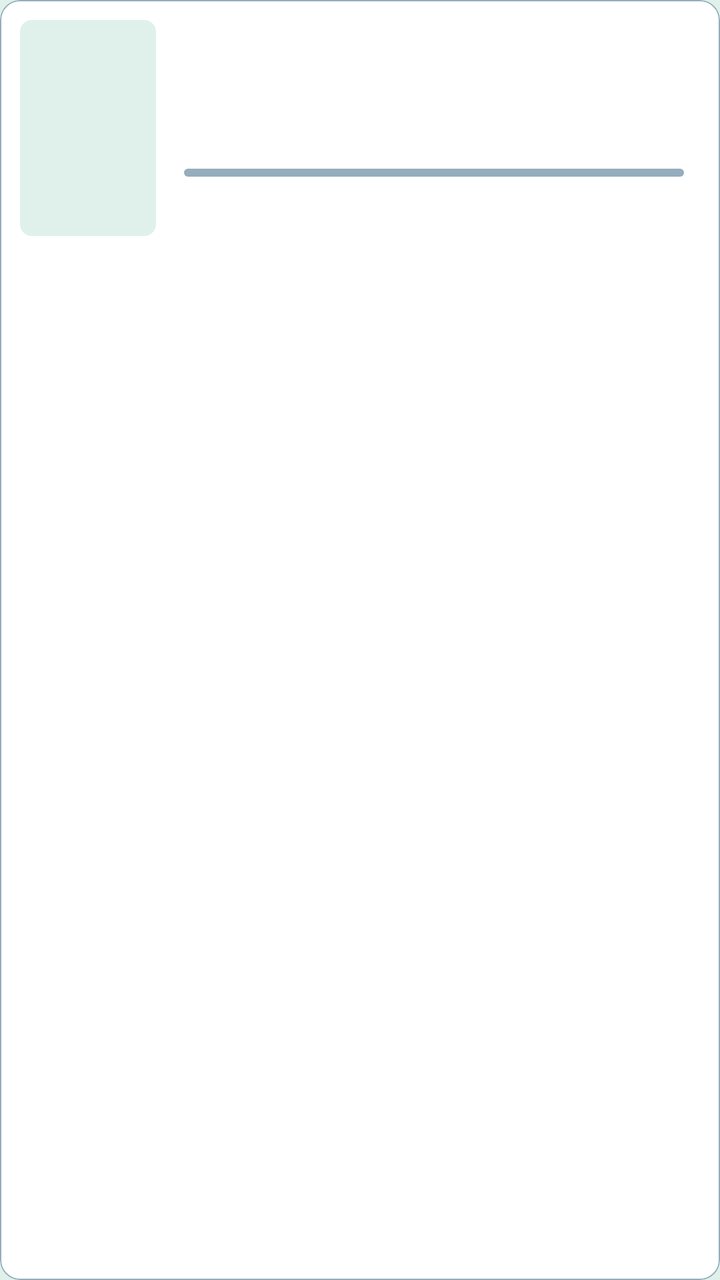
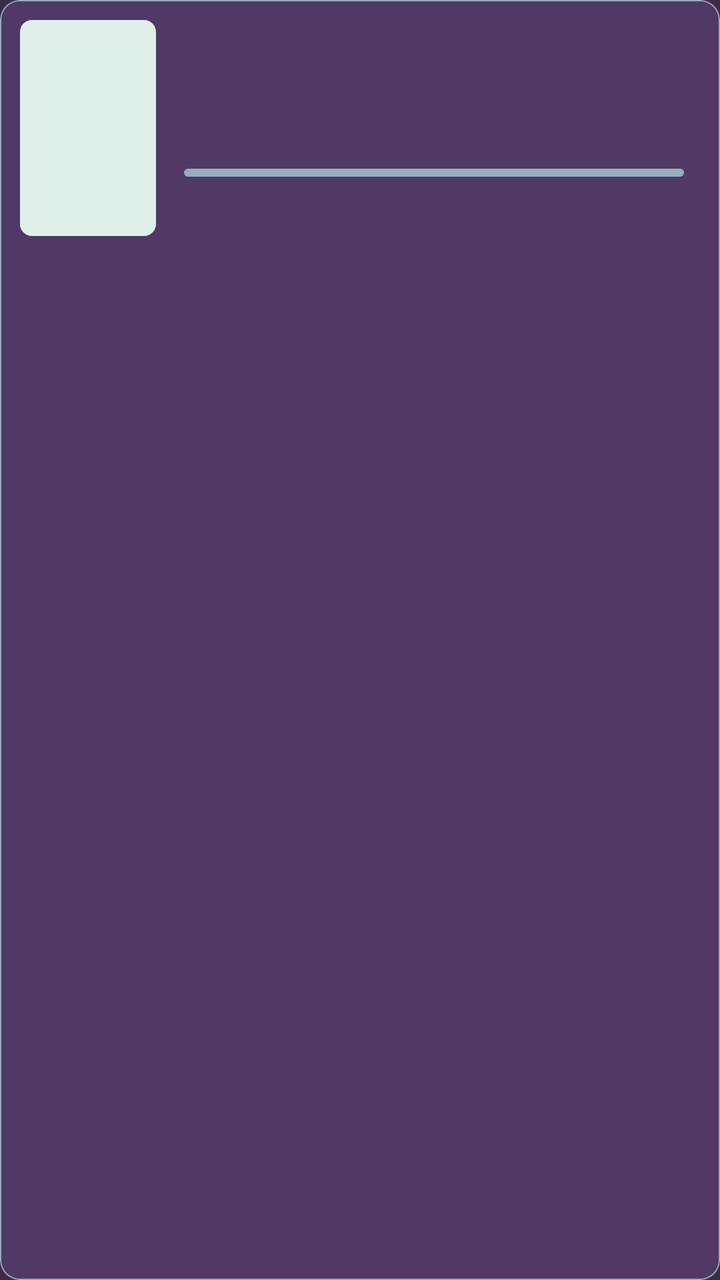

Two renders of the same Android screen: before a commit and after it. Below are the layout's source before the change and the commit's diff.
<!-- AndroidManifest.xml: application theme Theme.EpubReader -->
<!-- res/layout/item_book_list.xml -->
<?xml version="1.0" encoding="utf-8"?>
<com.google.android.material.card.MaterialCardView xmlns:android="http://schemas.android.com/apk/res/android"
    xmlns:app="http://schemas.android.com/apk/res-auto"
    android:layout_width="match_parent"
    android:layout_height="wrap_content"
    android:layout_marginStart="10dp"
    android:layout_marginEnd="10dp"
    android:layout_marginBottom="8dp"
    app:cardBackgroundColor="?attr/colorSurface"
    app:cardCornerRadius="10dp"
    app:cardElevation="0dp"
    app:strokeColor="@color/light_border"
    app:strokeWidth="0.5dp">

    <LinearLayout
        android:layout_width="match_parent"
        android:layout_height="wrap_content"
        android:gravity="center_vertical"
        android:orientation="horizontal"
        android:padding="10dp">

        
        <ImageView
            android:id="@+id/cover"
            android:layout_width="68dp"
            android:layout_height="108dp"
            android:background="@drawable/cover_frame"
            android:contentDescription="@string/book_author"
            android:scaleType="centerCrop" />

        
        <LinearLayout
            android:id="@+id/infoArea"
            android:layout_width="0dp"
            android:layout_height="wrap_content"
            android:layout_marginStart="12dp"
            android:layout_weight="1"
            android:orientation="vertical"
            android:padding="2dp">

            <TextView
                android:id="@+id/title"
                android:layout_width="match_parent"
                android:layout_height="wrap_content"
                android:ellipsize="end"
                android:maxLines="2"
                android:textColor="?android:textColorPrimary"
                android:textSize="15sp"
                android:textStyle="bold" />

            <TextView
                android:id="@+id/author"
                android:layout_width="match_parent"
                android:layout_height="wrap_content"
                android:layout_marginTop="2dp"
                android:ellipsize="end"
                android:maxLines="1"
                android:textColor="?android:textColorSecondary"
                android:textSize="12sp" />

            <TextView
                android:id="@+id/series"
                android:layout_width="match_parent"
                android:layout_height="wrap_content"
                android:layout_marginTop="1dp"
                android:ellipsize="end"
                android:maxLines="1"
                android:textColor="@color/secondary"
                android:textSize="11sp"
                android:visibility="gone" />

            <LinearLayout
                android:layout_width="match_parent"
                android:layout_height="wrap_content"
                android:layout_marginTop="6dp"
                android:gravity="center_vertical"
                android:orientation="horizontal">

                <ProgressBar
                    android:id="@+id/progressBar"
                    style="@android:style/Widget.ProgressBar.Horizontal"
                    android:layout_width="0dp"
                    android:layout_height="4dp"
                    android:layout_weight="1"
                    android:max="100"
                    android:progress="0"
                    android:progressDrawable="@drawable/progress_line" />

                <TextView
                    android:id="@+id/progressPct"
                    android:layout_width="wrap_content"
                    android:layout_height="wrap_content"
                    android:layout_marginStart="6dp"
                    android:textColor="?android:textColorSecondary"
                    android:textSize="11sp" />

                <TextView
                    android:id="@+id/completedBadge"
                    android:layout_width="wrap_content"
                    android:layout_height="wrap_content"
                    android:layout_marginStart="0dp"
                    android:background="@drawable/badge_bg"
                    android:paddingStart="6dp"
                    android:paddingTop="1dp"
                    android:paddingEnd="6dp"
                    android:paddingBottom="1dp"
                    android:text="@string/progress_completed"
                    android:textColor="@color/white"
                    android:textSize="9sp"
                    android:textStyle="bold"
                    android:visibility="gone" />
            </LinearLayout>
        </LinearLayout>
    </LinearLayout>
</com.google.android.material.card.MaterialCardView>
<!-- resources referenced by this layout -->
<resources>
  <color name="light_border">@color/palette_slate</color>
  <color name="secondary">@color/palette_slate</color>
  <color name="white">#FFFFFF</color>
  <!-- drawable badge_bg (drawable) -->
  <?xml version="1.0" encoding="utf-8"?>
  <shape xmlns:android="http://schemas.android.com/apk/res/android" android:shape="rectangle">
      <solid android:color="@color/palette_purple" />
      <corners android:radius="3dp" />
  </shape>
  <!-- drawable cover_frame (drawable) -->
  <?xml version="1.0" encoding="utf-8"?>
  <shape xmlns:android="http://schemas.android.com/apk/res/android" android:shape="rectangle">
      <solid android:color="@color/cover_placeholder" />
      <corners android:radius="6dp" />
  </shape>
  <string name="book_author">Author</string>
  <string name="progress_completed">Completed</string>
  <style name="Theme.EpubReader" parent="Theme.MaterialComponents.DayNight.NoActionBar">
          <item name="android:windowBackground">@color/light_bg</item>
          <item name="android:statusBarColor">@color/light_bg</item>
          <item name="android:navigationBarColor">@color/light_bg</item>
          <item name="android:windowLightStatusBar">true</item>
          <item name="android:windowLightNavigationBar" tools:targetApi="o_mr1">true</item>
          <item name="colorPrimary">@color/accent</item>
          <item name="colorPrimaryVariant">@color/accent_dark</item>
          <item name="colorOnPrimary">@color/white</item>
          <item name="colorSecondary">@color/secondary</item>
          <item name="colorOnSecondary">@color/white</item>
          <item name="android:colorBackground">@color/light_bg</item>
          <item name="colorSurface">@color/light_surface</item>
          <item name="colorOnSurface">@color/light_text</item>
          <item name="android:textColorPrimary">@color/light_text</item>
          <item name="android:textColorSecondary">@color/light_text_muted</item>
          <item name="colorControlNormal">?android:textColorPrimary</item>
          <item name="toolbarStyle">@style/Widget.EpubReader.Toolbar</item>
          <item name="drawerArrowStyle">@style/Widget.EpubReader.DrawerArrowToggle</item>
      </style>
  <color name="palette_slate">#95ADBE</color>
  <color name="palette_purple">#574F7D</color>
  <color name="cover_placeholder">@color/palette_mint</color>
  <color name="progress_track">@color/palette_slate</color>
  <color name="progress_fill">@color/palette_mint</color>
  <color name="light_bg">@color/palette_mint</color>
  <color name="accent">@color/palette_plum</color>
  <color name="accent_dark">@color/palette_purple</color>
  <color name="light_surface">@color/white</color>
  <color name="light_text">@color/palette_eggplant</color>
  <color name="light_text_muted">@color/palette_purple</color>
  <style name="Widget.EpubReader.Toolbar" parent="Widget.MaterialComponents.Toolbar">
          <item name="titleTextColor">?android:textColorPrimary</item>
          <item name="subtitleTextColor">?android:textColorSecondary</item>
          <item name="navigationIconTint">?android:textColorPrimary</item>
          <item name="actionMenuTextColor">?android:textColorPrimary</item>
      </style>
  <style name="Widget.EpubReader.DrawerArrowToggle" parent="Widget.AppCompat.DrawerArrowToggle">
          <item name="color">?android:textColorPrimary</item>
      </style>
  <color name="palette_mint">#E0F0EA</color>
  <color name="palette_plum">#503A65</color>
  <color name="palette_eggplant">#3C2A4D</color>
  <!-- unchanged entries left out for length: 1 -->
</resources>

<!-- the commit's change to res/layout/item_book_list.xml (unified diff, before → after) -->
@@ -3,10 +3,10 @@
     xmlns:app="http://schemas.android.com/apk/res-auto"
     android:layout_width="match_parent"
     android:layout_height="wrap_content"
-    android:layout_marginStart="10dp"
-    android:layout_marginEnd="10dp"
-    android:layout_marginBottom="8dp"
-    app:cardBackgroundColor="?attr/colorSurface"
+    android:layout_marginStart="6dp"
+    android:layout_marginEnd="6dp"
+    android:layout_marginBottom="10dp"
+    app:cardBackgroundColor="@color/palette_plum"
     app:cardCornerRadius="10dp"
     app:cardElevation="0dp"
     app:strokeColor="@color/light_border"
@@ -44,7 +44,7 @@
                 android:layout_height="wrap_content"
                 android:ellipsize="end"
                 android:maxLines="2"
-                android:textColor="?android:textColorPrimary"
+                android:textColor="@color/palette_mint"
                 android:textSize="15sp"
                 android:textStyle="bold" />
 
@@ -55,7 +55,7 @@
                 android:layout_marginTop="2dp"
                 android:ellipsize="end"
                 android:maxLines="1"
-                android:textColor="?android:textColorSecondary"
+                android:textColor="@color/palette_slate"
                 android:textSize="12sp" />
 
             <TextView
@@ -91,7 +91,7 @@
                     android:layout_width="wrap_content"
                     android:layout_height="wrap_content"
                     android:layout_marginStart="6dp"
-                    android:textColor="?android:textColorSecondary"
+                    android:textColor="@color/palette_slate"
                     android:textSize="11sp" />
 
                 <TextView
<!-- resource entries referenced after the edit -->
@@ -18,22 +18,22 @@
   <string name="book_author">Author</string>
   <string name="progress_completed">Completed</string>
   <style name="Theme.EpubReader" parent="Theme.MaterialComponents.DayNight.NoActionBar">
-          <item name="android:windowBackground">@color/light_bg</item>
-          <item name="android:statusBarColor">@color/light_bg</item>
-          <item name="android:navigationBarColor">@color/light_bg</item>
-          <item name="android:windowLightStatusBar">true</item>
-          <item name="android:windowLightNavigationBar" tools:targetApi="o_mr1">true</item>
+          <item name="android:windowBackground">@color/dark_bg</item>
+          <item name="android:statusBarColor">@color/black</item>
+          <item name="android:navigationBarColor">@color/black</item>
+          <item name="android:windowLightStatusBar">false</item>
+          <item name="android:windowLightNavigationBar" tools:targetApi="o_mr1">false</item>
           <item name="colorPrimary">@color/accent</item>
           <item name="colorPrimaryVariant">@color/accent_dark</item>
           <item name="colorOnPrimary">@color/white</item>
           <item name="colorSecondary">@color/secondary</item>
           <item name="colorOnSecondary">@color/white</item>
-          <item name="android:colorBackground">@color/light_bg</item>
-          <item name="colorSurface">@color/light_surface</item>
-          <item name="colorOnSurface">@color/light_text</item>
-          <item name="android:textColorPrimary">@color/light_text</item>
-          <item name="android:textColorSecondary">@color/light_text_muted</item>
-          <item name="colorControlNormal">?android:textColorPrimary</item>
+          <item name="android:colorBackground">@color/dark_bg</item>
+          <item name="colorSurface">@color/dark_surface</item>
+          <item name="colorOnSurface">@color/dark_text</item>
+          <item name="android:textColorPrimary">@color/dark_text</item>
+          <item name="android:textColorSecondary">@color/dark_text_muted</item>
+          <item name="colorControlNormal">@color/white</item>
           <item name="toolbarStyle">@style/Widget.EpubReader.Toolbar</item>
           <item name="drawerArrowStyle">@style/Widget.EpubReader.DrawerArrowToggle</item>
       </style>
@@ -42,12 +42,13 @@
   <color name="cover_placeholder">@color/palette_mint</color>
   <color name="progress_track">@color/palette_slate</color>
   <color name="progress_fill">@color/palette_mint</color>
-  <color name="light_bg">@color/palette_mint</color>
+  <color name="dark_bg">@color/palette_eggplant</color>
+  <color name="black">#000000</color>
   <color name="accent">@color/palette_plum</color>
   <color name="accent_dark">@color/palette_purple</color>
-  <color name="light_surface">@color/white</color>
-  <color name="light_text">@color/palette_eggplant</color>
-  <color name="light_text_muted">@color/palette_purple</color>
+  <color name="dark_surface">@color/palette_plum</color>
+  <color name="dark_text">@color/palette_mint</color>
+  <color name="dark_text_muted">@color/palette_slate</color>
   <style name="Widget.EpubReader.Toolbar" parent="Widget.MaterialComponents.Toolbar">
           <item name="titleTextColor">?android:textColorPrimary</item>
           <item name="subtitleTextColor">?android:textColorSecondary</item>
